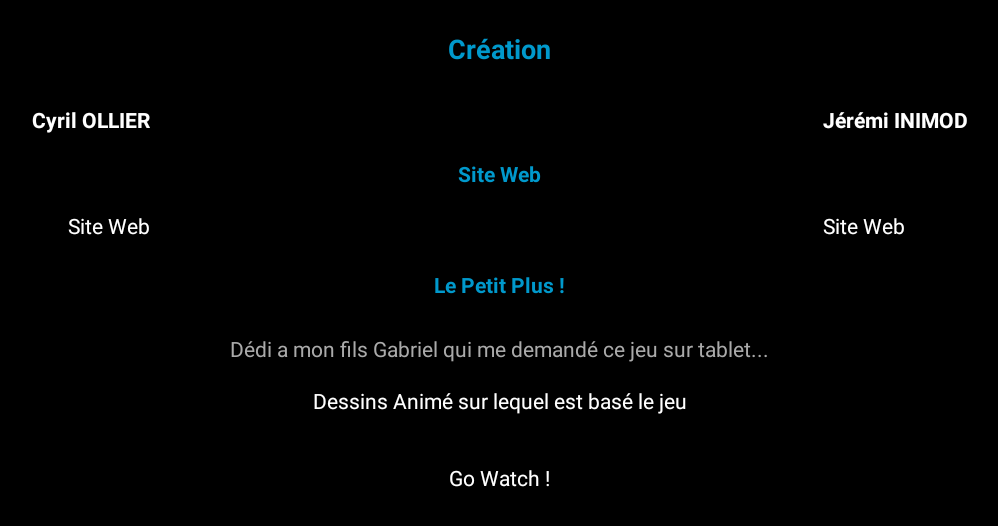
After one commit to Oziris-34/Corbeau, an Android app: the Creation screen opened directly, with no data from a screen before it, on a phone screen of 824 x 412 dp (held sideways). The commit adds this screen. Shown: the top 526 px of the screen, without its empty margins (118-1116 px from the left). Run offline under Robolectric (Android 15) with nearby library versions, the phone set to English and light mode, and no system bars.

Commit message:
creation save avant ajout anim

```diff
--- a/app/src/main/AndroidManifest.xml
+++ b/app/src/main/AndroidManifest.xml
@@ -18,6 +18,7 @@
         <activity android:name=".GameActivity" android:screenOrientation="landscape"></activity>
         <activity android:name=".Credit"
                     android:screenOrientation="landscape"></activity>
+        <activity android:name=".Creation" android:screenOrientation="landscape"></activity>
     </application>
 
 </manifest>
--- /dev/null
+++ b/app/src/main/java/com/example/a34011_73_01/corbeau_project/Creation.java
@@ -0,0 +1,17 @@
+package com.example.a34011_73_01.corbeau_project;
+
+
+import android.os.Bundle;
+import android.support.v7.app.AppCompatActivity;
+
+/**
+ * Created by 34011-73-01 on 21/10/2016.
+ */
+
+public class Creation extends AppCompatActivity {
+    @Override
+    protected void onCreate(Bundle savedInstanceState) {
+        super.onCreate(savedInstanceState);
+        setContentView(R.layout.activity_creation);
+    }
+}
--- /dev/null
+++ b/app/src/main/res/layout/activity_creation.xml
@@ -0,0 +1,122 @@
+<?xml version="1.0" encoding="utf-8"?>
+<LinearLayout xmlns:android="http://schemas.android.com/apk/res/android"
+    android:orientation="vertical" android:layout_width="match_parent"
+    android:layout_height="match_parent"
+    android:background="@android:color/black"
+    android:weightSum="1">
+
+    <TextView
+        android:text="Création"
+        android:layout_width="wrap_content"
+        android:layout_height="wrap_content"
+        android:id="@+id/titreCreation"
+        android:textStyle="bold"
+        android:textSize="18sp"
+        android:layout_marginTop="20dp"
+        android:textColor="@android:color/holo_blue_dark"
+        android:layout_gravity="center" />
+
+    <RelativeLayout
+        android:layout_width="match_parent"
+        android:layout_height="178dp">
+
+        <TextView
+            android:text="Cyril OLLIER"
+            android:layout_width="wrap_content"
+            android:layout_height="wrap_content"
+            android:id="@+id/cyril"
+            android:textColor="@android:color/background_light"
+            android:layout_marginTop="25dp"
+            android:layout_marginLeft="100dp"
+            android:layout_alignParentTop="true"
+            android:layout_alignParentLeft="true"
+            android:layout_alignParentStart="true"
+            android:layout_marginStart="100dp"
+            android:textStyle="bold" />
+
+        <TextView
+            android:text="Jérémi INIMOD"
+            android:layout_width="wrap_content"
+            android:layout_height="wrap_content"
+            android:id="@+id/jeremi"
+            android:textColor="@android:color/background_light"
+            android:layout_marginRight="84dp"
+            android:layout_marginEnd="100dp"
+            android:layout_alignBaseline="@+id/cyril"
+            android:layout_alignBottom="@+id/cyril"
+            android:layout_alignParentRight="true"
+            android:layout_alignParentEnd="true"
+            android:textStyle="bold" />
+
+        <TextView
+            android:text="Site Web"
+            android:layout_width="wrap_content"
+            android:layout_height="wrap_content"
+            android:layout_above="@+id/infoJeremi"
+            android:layout_centerHorizontal="true"
+            android:id="@+id/site"
+            android:textColor="@android:color/holo_blue_dark"
+            android:textStyle="bold"
+            android:layout_marginBottom="15dp" />
+
+        <TextView
+            android:text="Site Web"
+            android:layout_width="wrap_content"
+            android:layout_height="wrap_content"
+            android:id="@+id/infoJeremi"
+            android:textColor="@android:color/background_light"
+            android:layout_alignBaseline="@+id/infoCyril"
+            android:layout_alignBottom="@+id/infoCyril"
+            android:layout_alignLeft="@+id/jeremi"
+            android:layout_alignStart="@+id/jeremi" />
+
+        <TextView
+            android:text="Site Web"
+            android:layout_width="wrap_content"
+            android:layout_height="wrap_content"
+            android:layout_marginTop="51dp"
+            android:id="@+id/infoCyril"
+            android:textColor="@android:color/background_light"
+            android:layout_below="@+id/cyril"
+            android:layout_alignRight="@+id/cyril"
+            android:layout_alignEnd="@+id/cyril" />
+
+        <TextView
+            android:text="Le Petit Plus !"
+            android:layout_width="wrap_content"
+            android:layout_height="wrap_content"
+            android:layout_below="@+id/infoJeremi"
+            android:layout_centerHorizontal="true"
+            android:layout_marginTop="20dp"
+            android:id="@+id/plus"
+            android:textColor="@android:color/holo_blue_dark"
+            android:textStyle="bold" />
+    </RelativeLayout>
+
+    <TextView
+        android:text="Dédi a mon fils Gabriel qui me demandé ce jeu sur tablet..."
+        android:layout_width="wrap_content"
+        android:layout_height="wrap_content"
+        android:id="@+id/textView11"
+        android:textColor="@android:color/darker_gray"
+        android:layout_gravity="center" />
+
+    <TextView
+        android:text="Dessins Animé sur lequel est basé le jeu"
+        android:layout_width="wrap_content"
+        android:layout_height="wrap_content"
+        android:id="@+id/link"
+        android:textColor="@android:color/background_light"
+        android:layout_weight="0.13"
+        android:layout_gravity="center"
+        android:layout_marginTop="15dp" />
+
+    <TextView
+        android:text="Go Watch !"
+        android:layout_width="wrap_content"
+        android:layout_height="wrap_content"
+        android:id="@+id/textView10"
+        android:layout_marginTop="20dp"
+        android:layout_gravity="center"
+        android:textColor="@android:color/background_light" />
+</LinearLayout>
--- a/app/src/main/res/layout/activity_game.xml
+++ b/app/src/main/res/layout/activity_game.xml
@@ -5,7 +5,8 @@
 
     <ImageView
         android:id="@+id/orchardBackground"
+        android:scaleType="fitXY"
         android:layout_width="match_parent"
         android:layout_height="match_parent"
-        android:src="@drawable/plateau"/>
+        android:src="@drawable/plateau2"/>
 </LinearLayout>
--- a/app/src/main/res/values/styles.xml
+++ b/app/src/main/res/values/styles.xml
@@ -1,7 +1,7 @@
 <resources>
 
     <!-- Base application theme. -->
-    <style name="AppTheme" parent="Theme.AppCompat.Light.DarkActionBar">
+    <style name="AppTheme" parent="Theme.AppCompat.Light.NoActionBar">
         <!-- Customize your theme here. -->
         <item name="colorPrimary">@color/colorPrimary</item>
         <item name="colorPrimaryDark">@color/colorPrimaryDark</item>
```
Also changed, not shown: app/src/main/java/com/example/a34011_73_01/corbeau_project/Credit.java (+13 -0 lines), app/src/main/res/anim/bounce.xml (added, +13 -0 lines), app/src/main/res/layout/activity_credit.xml (+25 -15 lines), 1 other file.
